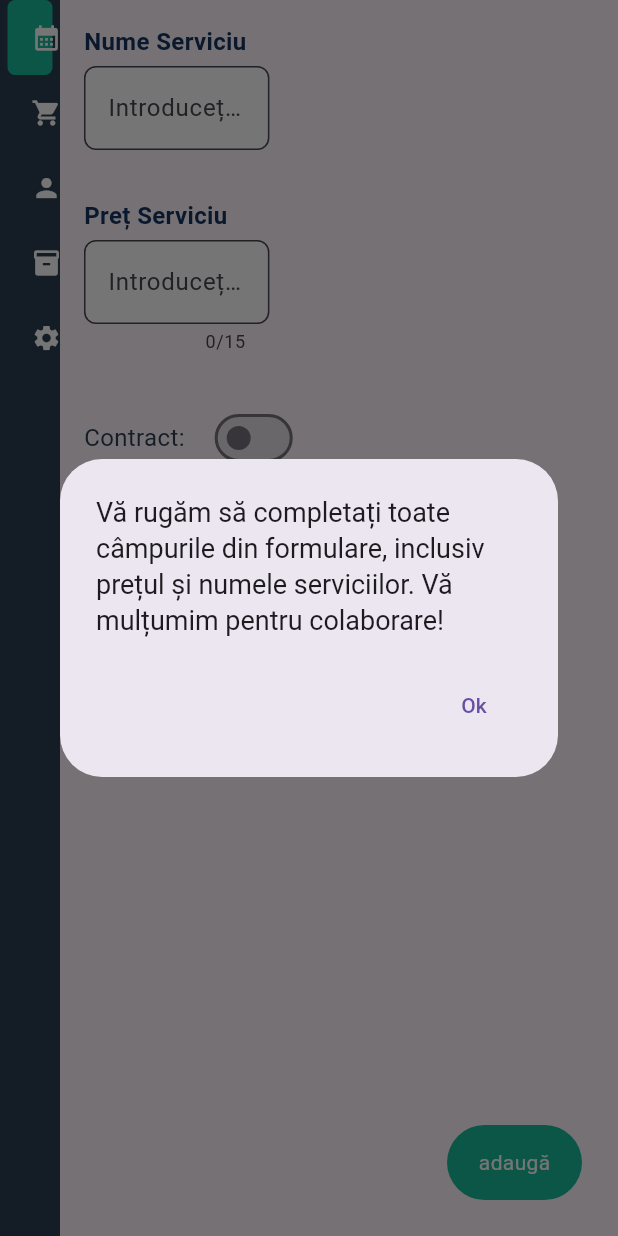
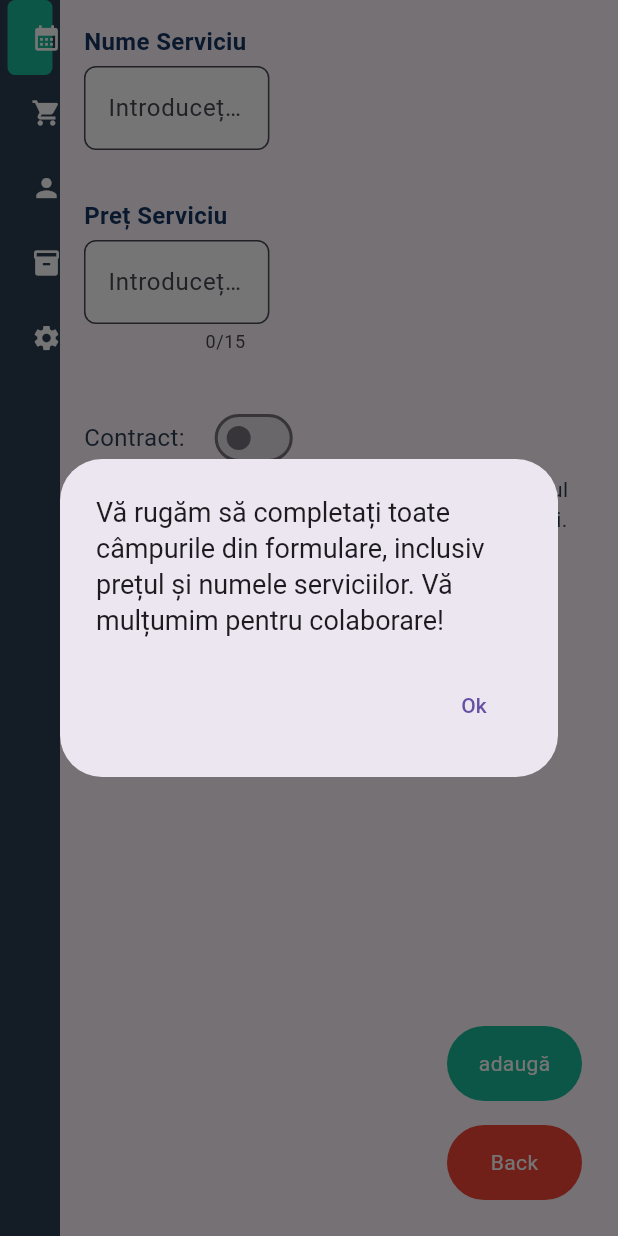
Before and after one commit to loye22/carSpa, a Flutter app: the screen it shows once a user with an empty profile is signed in, after a tap on the "add" icon, after a tap on "adaugă", on a phone screen of 412 x 824 dp. Run offline on Flutter 3.47's test engine with Material 3 defaults, Android fonts, the phone set to English and light mode, and no system bars; drawn by our look-alikes of easy_sidemenu, flutter_animate; our stand-ins replace cloud_firestore, data_table_2, firebase_auth, firebase_core, loading_animation_widget; missing offline and left inert: kalender; accounts and stored records are empty; Roboto replaces fonts that are missing (louie).

Commit message:
working on the servises2

```diff
--- a/lib/pages/rootPage.dart
+++ b/lib/pages/rootPage.dart
@@ -25,11 +25,9 @@ class _rootPageState extends State<rootPage> {
     super.initState();
     _pageController = PageController();
     _sideMenuController = SideMenuController();
-
     _sideMenuController.addListener((index) {
       _pageController.jumpToPage(index);
     });
-
     DateTime now = DateTime.now();
   }
 
--- a/lib/widgets/services.dart
+++ b/lib/widgets/services.dart
@@ -1,5 +1,3 @@
-import 'dart:collection';
-
 import 'package:car_spa/widgets/button.dart';
 import 'package:car_spa/widgets/customTextFieldWidget.dart';
 import 'package:car_spa/widgets/dialog.dart';
@@ -9,6 +7,7 @@ import 'package:cloud_firestore/cloud_firestore.dart';
 import 'package:data_table_2/data_table_2.dart';
 import 'package:flutter/cupertino.dart';
 import 'package:flutter/material.dart';
+import 'package:flutter_animate/flutter_animate.dart';
 
 class services extends StatefulWidget {
   const services({super.key});
@@ -19,24 +18,52 @@ class services extends StatefulWidget {
 
 class _servicesState extends State<services> {
   bool newServiseMode = false;
-  bool isContract = false ;
+  bool isContract = false;
+  bool isLoading = false;
+
   String serviceName = "";
   String price = "";
 
+  List<Map<String, dynamic>> servicesFromFirebase = [];
+
+  @override
+  void initState() {
+    // TODO: implement initState
+    super.initState();
+    fetchServices();
+  }
+
   @override
   Widget build(BuildContext context) {
-    return Scaffold(
-      floatingActionButton: Tooltip(
-          message: "Adăugați un nou serviciu",
-          child: newServiseMode
-              ? Button(
+    return Animate(
+      effects: [FadeEffect(duration: Duration(milliseconds: 900))],
+      child: Scaffold(
+        floatingActionButton: newServiseMode
+            ? (this.isLoading
+                ? staticVar.loading(disableCenter: true)
+                : Column(
+                    mainAxisAlignment: MainAxisAlignment.end,
+                    children: [
+                      Button(
                         onTap: sendToFirestore,
                         text: "adaugă",
                         color: Color(0xFF1ABC9C),
-                )
-              : FloatingActionButton(
+                      ),
+                      Button(
+                        onTap: () {
+                          this.newServiseMode = false;
+                          setState(() {});
+                        },
+                        text: "Back",
+                        color: Colors.red,
+                      ),
+                    ],
+                  ))
+            : Tooltip(
+                message: "Adăugați un nou serviciu",
+                child: FloatingActionButton(
                   onPressed: () {
-                    this.newServiseMode = true ;
+                    this.newServiseMode = true;
                     setState(() {});
                   },
                   child: Icon(
@@ -44,27 +71,37 @@ class _servicesState extends State<services> {
                     color: Colors.white,
                   ),
                   backgroundColor: Color(0xFF1ABC9C),
-                )),
-      body:newServiseMode ? Padding(
+                ),
+              ),
+        body: newServiseMode
+            ? Animate(
+                effects: [FadeEffect(duration: Duration(milliseconds: 900))],
+                child: Padding(
                   padding: EdgeInsets.all(16.0),
                   child: Column(
                     crossAxisAlignment: CrossAxisAlignment.start,
                     children: [
                       customTextFieldWidget(
-              isItNumerical: false ,
+                        isItNumerical: false,
                         label: 'Nume Serviciu',
                         hintText: 'Introduceți numele serviciului',
-              onChanged: (s){print(s);},
-
+                        onChanged: (servise) {
+                          this.serviceName = servise;
+                        },
                       ),
                       SizedBox(height: 16.0),
                       customTextFieldWidget(
                         label: 'Preț Serviciu',
                         hintText: 'Introduceți prețul serviciului',
                         isItNumerical: true,
-              onChanged: (ss){},
+                        onChanged: (price2) {
+                          this.price = price2;
+                        },
                       ),
                       SizedBox(height: 16.0),
+                      Column(
+                        crossAxisAlignment: CrossAxisAlignment.start,
+                        children: [
                           Row(
                             children: [
                               Text(
@@ -79,16 +116,21 @@ class _servicesState extends State<services> {
                                     isContract = value;
                                   });
                                 },
-                  activeColor: Color(0xFF1abc9c), // Green color when switch is on
+                                activeColor: Color(
+                                    0xFF1abc9c), // Green color when switch is on
                               ),
                             ],
                           ),
-            SizedBox(height: 16.0),
-
+                          Text(
+                              "Când activați acest comutator, înseamnă că prețul acestui serviciu va fi specificat pentru contractori.")
                         ],
                       ),
-      ) :
-      Center(
+                      SizedBox(height: 16.0),
+                    ],
+                  ),
+                ),
+              )
+            : Center(
                 child: Container(
                     width: staticVar.golobalWidth(context),
                     height: staticVar.golobalHigth(context),
@@ -104,48 +146,137 @@ class _servicesState extends State<services> {
                             columns: [
                               staticVar.Dc("Nume serviciu"),
                               staticVar.Dc("Preț"),
-                      staticVar.Dc("Contractat")
+                              staticVar.Dc("Contractat"),
+                              staticVar.Dc("Added at")
                             ],
-                    rows: dummy.carCleaningServices.map((e) {
+                            rows: this.servicesFromFirebase.map((e) {
+                              String nameMap =
+                                  e["serviceName"] ?? "NotFound404";
+                              String priceMap =
+                                  e["price"]?.toString() ?? "NotFound404";
+                              bool isContractMap = e["isContract"] ?? false;
+                              dynamic date = e["addedAt"] ?? "NotFound404";
+
                               return DataRow(onLongPress: () {}, cells: [
-                        DataCell(Center(child: Text(e["str"]))),
-                        DataCell(Center(child: Text(e["price"].toString()))),
-                        DataCell(Center(
-                            child: Text(e["contractor_price"].toString()))),
+                                DataCell(Center(child: Text(nameMap))),
+                                DataCell(Center(child: Text(priceMap))),
+                                DataCell(
+                                  Center(
+                                      child: isContractMap
+                                          ? StatusLabel(
+                                              color: Colors.green,
+                                              text: "contractor",
+                                            )
+                                          : Text("*****")),
+                                ),
+                                DataCell(
+                                  Center(
+                                    child: Text(
+                                      staticVar.formatDateFromTimestamp(date),
+                                    ),
+                                  ),
+                                ),
                               ]);
                             }).toList(),
                           ),
                         ))),
               ),
+      ),
     );
   }
 
-
-
+  // this function will insert new servise to the Database
   void sendToFirestore() async {
     try {
+      isLoading = true;
+      setState(() {});
       // Accessing the Firestore instance
-      if(this.serviceName.trim() == "" || this.price.trim() == ""){
-        MyDialog.showAlert(context, "Da", "Vă rugăm să completați toate câmpurile din formulare, inclusiv prețul și numele serviciilor. Vă mulțumim pentru colaborare!");
+      double priceAsDouble = double.tryParse(price.trim()) ?? 0.0;
+      if (this.serviceName.trim() == "" ||
+          this.price.trim() == "" ||
+          priceAsDouble == 0) {
+        MyDialog.showAlert(context, "Da",
+            "Vă rugăm să completați toate câmpurile din formulare, inclusiv prețul și numele serviciilor. Vă mulțumim pentru colaborare!");
+        print("please enter all the data ");
 
+        isLoading = false;
+        setState(() {});
         return;
       }
 
-      return ;
       FirebaseFirestore firestore = FirebaseFirestore.instance;
-
       // Adding data to Firestore
       await firestore.collection('services').add({
         'isContract': isContract,
         'serviceName': serviceName.trim(),
-        'price': price.trim(),
+        'price': priceAsDouble,
+        'addedAt': DateTime.now()
       });
+      print('Data added to Firestore successfully.');
+      fetchServices();
+      staticVar.showSubscriptionSnackbar(
+          context: context, msg: "Date adăugate cu succes.");
 
-      print('Data added to Firestore successfully.');
+
+
+      isLoading = false;
+      this.newServiseMode = false;
+      isContract = false;
+      setState(() {});
     } catch (e) {
       print('Error adding data to Firestore: $e');
+      MyDialog.showAlert(context, "Ok", 'Error adding data to Firestore: $e');
+      isLoading = false;
+      this.newServiseMode = false;
+      isContract = false;
+      setState(() {});
     }
   }
 
+  // this function will fetch the services from the firebase
+  Future<void> fetchServices() async {
+    try {
+      this.isLoading = true;
+      setState(() {});
+      final FirebaseFirestore _firestore = FirebaseFirestore.instance;
+      QuerySnapshot querySnapshot = await _firestore
+          .collection('services')
+          .orderBy('addedAt', descending: true)
+          .get();
+      List<QueryDocumentSnapshot> docs = querySnapshot.docs;
+      List<Map<String, dynamic>> services =
+          docs.map((doc) => doc.data() as Map<String, dynamic>).toList();
+      this.servicesFromFirebase = services;
+      // print(servicesFromFirebase);
+      setState(() {});
+    } catch (e) {
+      print('Error fetching services: $e');
+      MyDialog.showAlert(context, "Ok", 'Error fetching services: $e');
+    } finally {
+      this.isLoading = false;
+      setState(() {});
+    }
+  }
+}
 
+class StatusLabel extends StatelessWidget {
+  final String text;
+  final Color color;
+
+  StatusLabel({required this.text, required this.color});
+
+  @override
+  Widget build(BuildContext context) {
+    return Container(
+      padding: EdgeInsets.symmetric(vertical: 4.0, horizontal: 8.0),
+      decoration: BoxDecoration(
+        color: color,
+        borderRadius: BorderRadius.circular(4.0),
+      ),
+      child: Text(
+        text,
+        style: TextStyle(color: Colors.white),
+      ),
+    );
   }
+}
--- a/lib/widgets/staticVar.dart
+++ b/lib/widgets/staticVar.dart
@@ -154,12 +154,15 @@ class staticVar {
 
 
 
-  static Widget loading ({ double size = 100 , Color colors =const  Color(0xFF2C3E50) })=> Center(child: LoadingAnimationWidget.staggeredDotsWave(color:colors , size: size,),);
+  static Widget loading ({ double size = 100 , Color colors =const  Color(0xFF1ABC9C) , bool disableCenter = false })=> disableCenter ?  LoadingAnimationWidget.staggeredDotsWave(color:colors , size: size,) :    Center(child: LoadingAnimationWidget.staggeredDotsWave(color:colors , size: size,),);
+
+
 
   static Future<void> showSubscriptionSnackbar({required BuildContext context , required String msg}) async {
     final scaffoldMessenger = ScaffoldMessenger.of(context);
     scaffoldMessenger.showSnackBar(
       SnackBar(
+        backgroundColor: Color(0xFF1ABC9C),
         content: Text(msg),
       ),
     );
```
Lines whose indentation alone changed are shown as unchanged.
